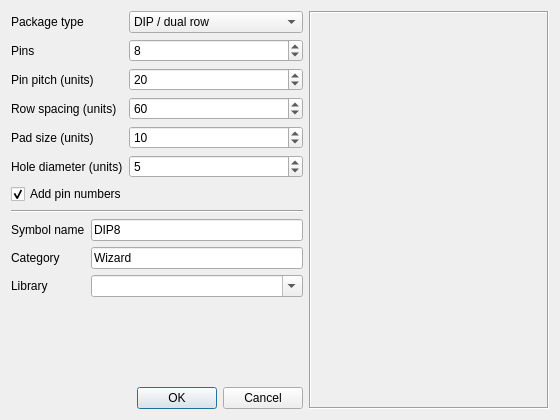
Before: the Qt Designer form gui/DialogSymbolWizard.ui in manufino/eSchema, drawn with Qt 5.
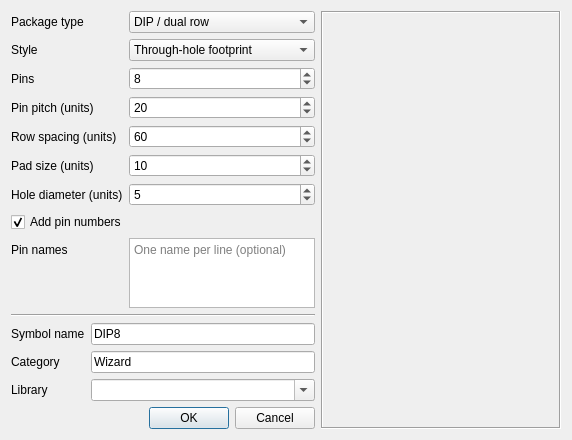
After: the same form once the commit is applied.

Commit message: Symbol wizard: SMD footprints, pin names, schematic symbols

Patch:
```diff
--- a/gui/DialogSymbolWizard.ui
+++ b/gui/DialogSymbolWizard.ui
@@ -48,13 +48,39 @@
         </widget>
        </item>
        <item row="1" column="0">
+        <widget class="QLabel" name="lblStyle">
+         <property name="text">
+          <string>Style</string>
+         </property>
+        </widget>
+       </item>
+       <item row="1" column="1">
+        <widget class="QComboBox" name="cboxStyle">
+         <item>
+          <property name="text">
+           <string>Through-hole footprint</string>
+          </property>
+         </item>
+         <item>
+          <property name="text">
+           <string>SMD footprint</string>
+          </property>
+         </item>
+         <item>
+          <property name="text">
+           <string>Schematic symbol (line pins)</string>
+          </property>
+         </item>
+        </widget>
+       </item>
+       <item row="2" column="0">
         <widget class="QLabel" name="lblPins">
          <property name="text">
           <string>Pins</string>
          </property>
         </widget>
        </item>
-       <item row="1" column="1">
+       <item row="2" column="1">
         <widget class="QSpinBox" name="spinPins">
          <property name="minimum">
           <number>2</number>
@@ -70,14 +96,14 @@
          </property>
         </widget>
        </item>
-       <item row="2" column="0">
+       <item row="3" column="0">
         <widget class="QLabel" name="lblPitch">
          <property name="text">
           <string>Pin pitch (units)</string>
          </property>
         </widget>
        </item>
-       <item row="2" column="1">
+       <item row="3" column="1">
         <widget class="QSpinBox" name="spinPitch">
          <property name="toolTip">
           <string>One unit is 0.127 mm; 20 units = 2.54 mm (100 mil)</string>
@@ -93,14 +119,14 @@
          </property>
         </widget>
        </item>
-       <item row="3" column="0">
+       <item row="4" column="0">
         <widget class="QLabel" name="lblRowSpacing">
          <property name="text">
           <string>Row spacing (units)</string>
          </property>
         </widget>
        </item>
-       <item row="3" column="1">
+       <item row="4" column="1">
         <widget class="QSpinBox" name="spinRowSpacing">
          <property name="toolTip">
           <string>Distance between the two pin rows (opposite sides for a quad package)</string>
@@ -116,14 +142,14 @@
          </property>
         </widget>
        </item>
-       <item row="4" column="0">
+       <item row="5" column="0">
         <widget class="QLabel" name="lblPadSize">
          <property name="text">
           <string>Pad size (units)</string>
          </property>
         </widget>
        </item>
-       <item row="4" column="1">
+       <item row="5" column="1">
         <widget class="QSpinBox" name="spinPadSize">
          <property name="minimum">
           <number>2</number>
@@ -136,14 +162,14 @@
          </property>
         </widget>
        </item>
-       <item row="5" column="0">
+       <item row="6" column="0">
         <widget class="QLabel" name="lblHoleSize">
          <property name="text">
           <string>Hole diameter (units)</string>
          </property>
         </widget>
        </item>
-       <item row="5" column="1">
+       <item row="6" column="1">
         <widget class="QSpinBox" name="spinHoleSize">
          <property name="minimum">
           <number>0</number>
@@ -156,7 +182,7 @@
          </property>
         </widget>
        </item>
-       <item row="6" column="0" colspan="2">
+       <item row="7" column="0" colspan="2">
         <widget class="QCheckBox" name="chkPinNumbers">
          <property name="text">
           <string>Add pin numbers</string>
@@ -166,6 +192,29 @@
          </property>
         </widget>
        </item>
+       <item row="8" column="0">
+        <widget class="QLabel" name="lblPinNames">
+         <property name="text">
+          <string>Pin names</string>
+         </property>
+        </widget>
+       </item>
+       <item row="8" column="1">
+        <widget class="QPlainTextEdit" name="txtPinNames">
+         <property name="maximumSize">
+          <size>
+           <width>16777215</width>
+           <height>72</height>
+          </size>
+         </property>
+         <property name="toolTip">
+          <string>Optional, one name per pin per line - drawn next to the numbers, or in their place when numbers are off</string>
+         </property>
+         <property name="placeholderText">
+          <string>One name per line (optional)</string>
+         </property>
+        </widget>
+       </item>
       </layout>
      </item>
      <item>
```
Left out of the diff: 2 changed lines with no effect on the pictures. The commit also changes 1 other file.
